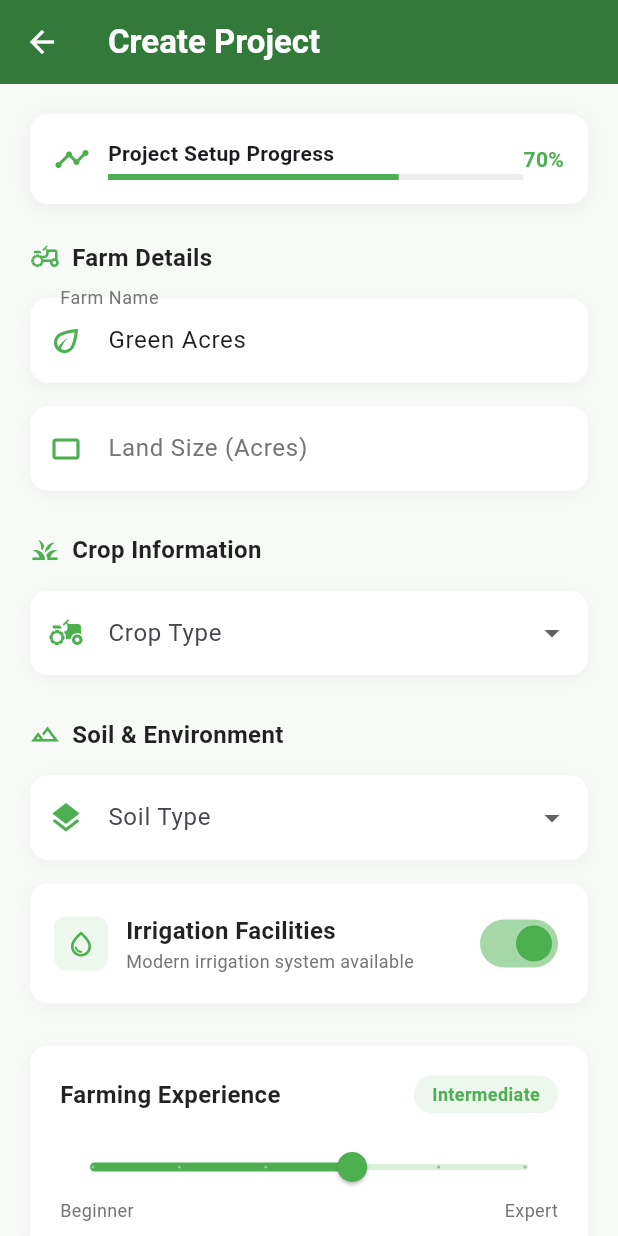
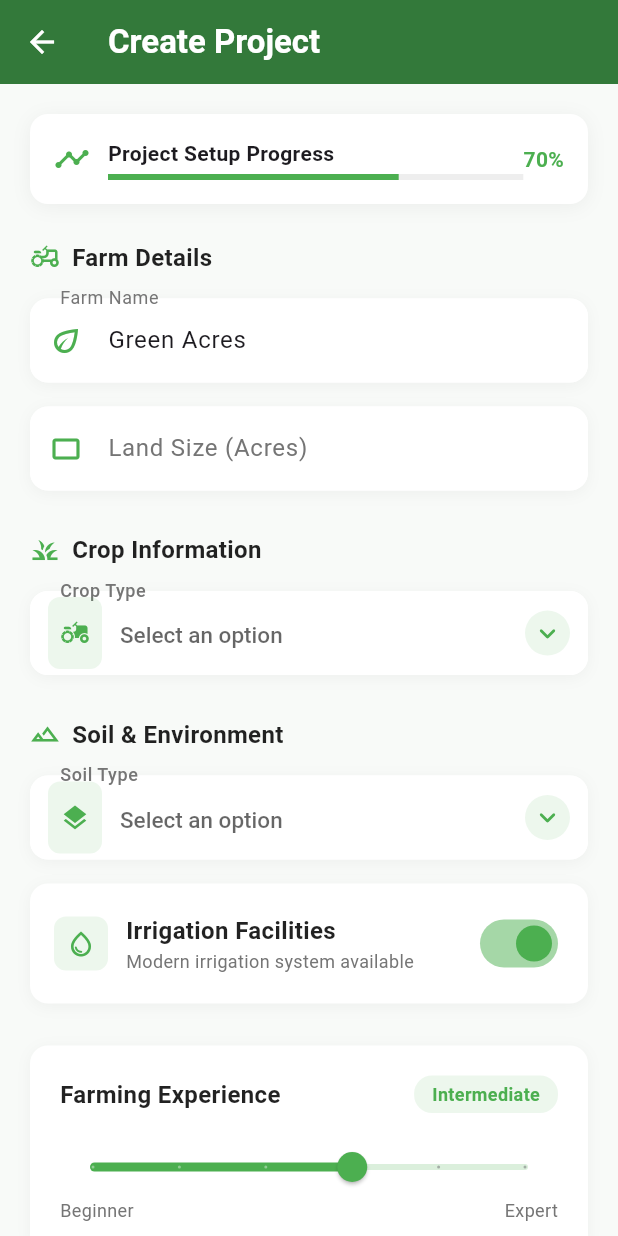
Before and after one commit to yuvakrishnayk/krishi_sakhi, a Flutter app: the FormScreens screen opened directly, on a phone screen of 412 x 824 dp. Run offline on Flutter 3.47's test engine with Material 3 defaults, Android fonts, the phone set to English and light mode, and no system bars; network calls fail.

Commit message:
Enchanced this screen

```diff
--- a/lib/screens/form_screen.dart
+++ b/lib/screens/form_screen.dart
@@ -337,6 +337,8 @@ class _FormScreensState extends State<FormScreens>
     required List<String> items,
     required Function(String?) onChanged,
     required IconData icon,
+    String? hint,
+    String? Function(String?)? validator,
   }) {
     return Container(
       decoration: BoxDecoration(
@@ -350,25 +352,125 @@ class _FormScreensState extends State<FormScreens>
           ),
         ],
       ),
+      child: Theme(
+        data: Theme.of(context).copyWith(
+          inputDecorationTheme: InputDecorationTheme(
+            border: OutlineInputBorder(
+              borderRadius: BorderRadius.circular(12),
+              borderSide: BorderSide.none,
+            ),
+          ),
+        ),
         child: DropdownButtonFormField<String>(
           value: value,
           decoration: InputDecoration(
             labelText: label,
-          prefixIcon: Icon(icon, color: Color(0xFF4CAF50)),
+            hintText: hint ?? 'Select an option',
+            prefixIcon: Container(
+              margin: EdgeInsets.only(left: 12, right: 8),
+              padding: EdgeInsets.all(8),
+              decoration: BoxDecoration(
+                color: Color(0xFF4CAF50).withOpacity(0.1),
+                borderRadius: BorderRadius.circular(8),
+              ),
+              child: Icon(icon, color: Color(0xFF4CAF50), size: 20),
+            ),
             border: OutlineInputBorder(
               borderRadius: BorderRadius.circular(12),
               borderSide: BorderSide.none,
             ),
+            enabledBorder: OutlineInputBorder(
+              borderRadius: BorderRadius.circular(12),
+              borderSide: BorderSide.none,
+            ),
+            focusedBorder: OutlineInputBorder(
+              borderRadius: BorderRadius.circular(12),
+              borderSide: BorderSide(color: Color(0xFF4CAF50), width: 2),
+            ),
+            errorBorder: OutlineInputBorder(
+              borderRadius: BorderRadius.circular(12),
+              borderSide: BorderSide(color: Colors.redAccent, width: 1),
+            ),
             filled: true,
             fillColor: Colors.white,
             contentPadding: EdgeInsets.symmetric(horizontal: 16, vertical: 16),
+            labelStyle: TextStyle(
+              color: Colors.grey[600],
+              fontWeight: FontWeight.w500,
+            ),
+            floatingLabelBehavior: FloatingLabelBehavior.auto,
+          ),
+          icon: Container(
+            padding: EdgeInsets.all(4),
+            decoration: BoxDecoration(
+              color: Color(0xFF4CAF50).withOpacity(0.1),
+              shape: BoxShape.circle,
+            ),
+            child: Icon(
+              Icons.keyboard_arrow_down_rounded,
+              color: Color(0xFF4CAF50),
+              size: 22,
+            ),
+          ),
+          menuMaxHeight: 300,
+          itemHeight: 56,
+          style: TextStyle(
+            fontSize: 15,
+            color: Colors.black87,
+            fontWeight: FontWeight.w500,
           ),
           items:
-            items
-                .map((item) => DropdownMenuItem(value: item, child: Text(item)))
-                .toList(),
+              items.map((item) {
+                return DropdownMenuItem<String>(
+                  value: item,
+                  child: Row(
+                    children: [
+                      Container(
+                        width: 8,
+                        height: 8,
+                        margin: EdgeInsets.only(right: 12),
+                        decoration: BoxDecoration(
+                          shape: BoxShape.circle,
+                          color:
+                              value == item
+                                  ? Color(0xFF4CAF50)
+                                  : Colors.transparent,
+                        ),
+                      ),
+                      Expanded(
+                        child: Text(
+                          item,
+                          style: TextStyle(
+                            fontSize: 15,
+                            color: Colors.black87,
+                            fontWeight:
+                                value == item
+                                    ? FontWeight.w600
+                                    : FontWeight.normal,
+                          ),
+                          overflow: TextOverflow.ellipsis,
+                        ),
+                      ),
+                    ],
+                  ),
+                );
+              }).toList(),
           onChanged: onChanged,
-        validator: (value) => value == null ? 'Please select an option' : null,
+          validator:
+              validator ??
+              (value) => value == null ? 'Please select an option' : null,
+          isExpanded: true,
+          dropdownColor: Colors.white,
+          borderRadius: BorderRadius.circular(12),
+          elevation: 8,
+          hint:
+              hint != null
+                  ? Text(
+                    hint,
+                    style: TextStyle(color: Colors.grey[400], fontSize: 15),
+                  )
+                  : null,
+        ),
       ),
     );
   }
```
Lines whose indentation alone changed are shown as unchanged.
